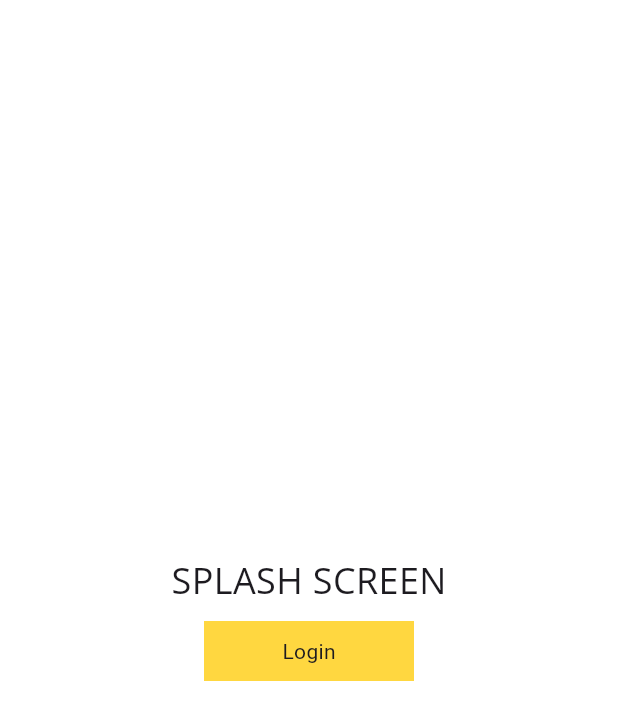
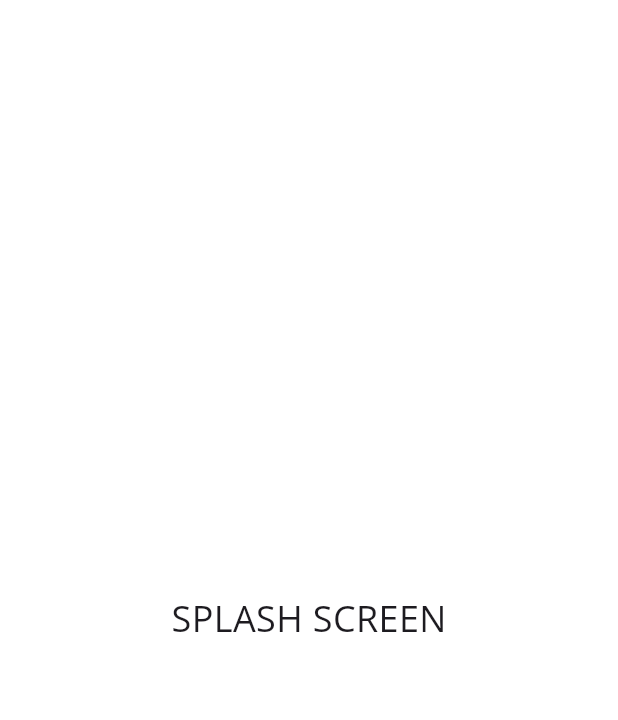
Before and after one commit to jujuupanda/kepegawaian_lampung_barat, a Flutter app: the screen it shows after launch, on a phone screen of 412 x 824 dp. Shown: the top 720 px of the screen. Run offline on Flutter 3.47's test engine with Material 3 defaults, Android fonts, the phone set to English and light mode, and no system bars; our stand-ins replace bloc, dartz, equatable, flutter_screenutil, get_it, go_router and 3 more; missing offline and left inert: dart_jsonwebtoken.

Commit message:
Screen Util
add screen util init

```diff
--- a/lib/features/splash/presentation/pages/splash_screen.dart
+++ b/lib/features/splash/presentation/pages/splash_screen.dart
@@ -1,5 +1,4 @@
 import 'package:flutter/material.dart';
-import 'package:gap/gap.dart';
 import 'package:google_fonts/google_fonts.dart';
 import 'package:package_info_plus/package_info_plus.dart';
 import '../../../login/data/data_sources/auth_data_source.dart';
@@ -13,7 +12,7 @@ class SplashScreen extends StatefulWidget {
 }
 
 class _SplashScreenState extends State<SplashScreen> {
-  /// TODO: ini nantinya harus menampilkan peringatan jika tidak sama versinya
+  /// TODO: harus menampilkan peringatan jika versi tidak sesuai
   Future<void> checkAppVersion() async {
     final appInfo = await PackageInfo.fromPlatform();
     if (appInfo.version == "1.0.0") {
@@ -29,17 +28,6 @@ class _SplashScreenState extends State<SplashScreen> {
     checkAppVersion();
   }
 
-  final params = const LoginParam(
-    username: "eve.holt@reqres.in",
-    password: "cityslicka",
-  );
-
-  login() {
-    return () {
-      AuthRemoteDataSource().login(params);
-    };
-  }
-
   @override
   Widget build(BuildContext context) {
     return Scaffold(
@@ -51,24 +39,6 @@ class _SplashScreenState extends State<SplashScreen> {
               "SPLASH SCREEN",
               style: GoogleFonts.openSans(fontSize: 24),
             ),
-            const Gap(10),
-            Container(
-              height: 40,
-              width: 140,
-              decoration: const BoxDecoration(
-                color: Colors.amberAccent,
-              ),
-              child: Material(
-                color: Colors.transparent,
-                child: InkWell(
-                  onTap: login(),
-                  splashColor: Colors.grey,
-                  child: const Center(
-                    child: Text("Login"),
-                  ),
-                ),
-              ),
-            )
           ],
         ),
       ),
--- a/lib/main.dart
+++ b/lib/main.dart
@@ -1,10 +1,17 @@
 import 'package:flutter/material.dart';
+import 'package:flutter_screenutil/flutter_screenutil.dart';
 import 'service_locator.dart';
 
 import 'app.dart';
 
 void main() {
-  runApp(const MyApp());
+  runApp(
+    ScreenUtilInit(
+      designSize: Size(360, 690),
+      minTextAdapt: true,
+      builder: (context, child) => MyApp(),
+    ),
+  );
   serviceLocator();
 }
 
--- a/pubspec.yaml
+++ b/pubspec.yaml
@@ -24,6 +24,7 @@ dependencies:
   dart_jsonwebtoken: ^2.14.2
   cupertino_icons: ^1.0.8
   package_info_plus: ^8.1.2
+  flutter_screenutil: ^5.9.3
 dev_dependencies:
   flutter_test:
     sdk: flutter
```
Also changed, not shown: pubspec.lock.
